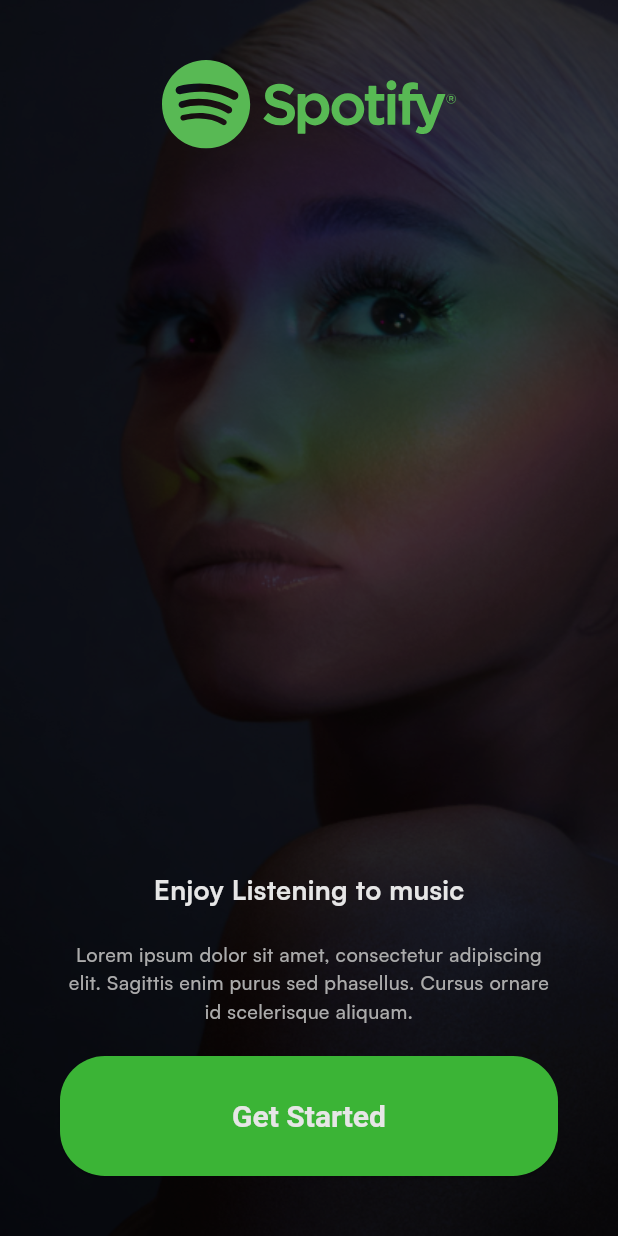
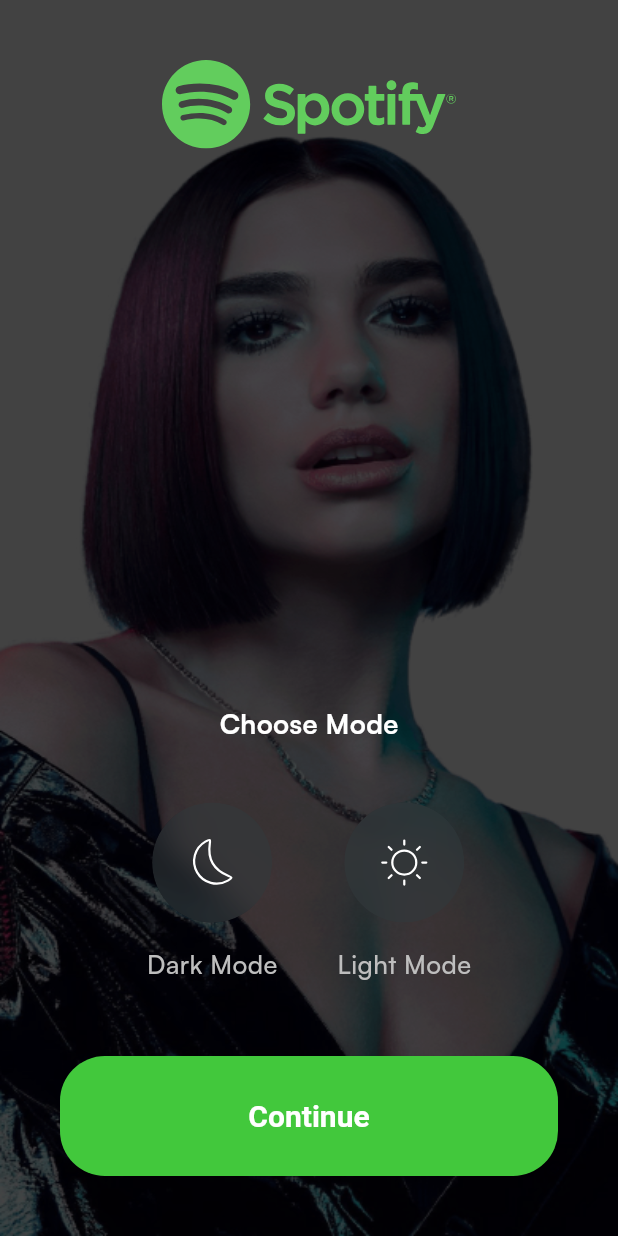
Before and after one commit to kydinh07/flutter-spotify-app, a Flutter app: the screen it shows after launch, after a tap on "Get Started", on a phone screen of 412 x 824 dp. Run offline on Flutter 3.47's test engine with Material 3 defaults, Android fonts, the phone set to English and light mode, and no system bars; our stand-ins replace flutter_svg.

Commit message:
choose mode ui

```diff
--- a/lib/core/configs/assets/app_images.dart
+++ b/lib/core/configs/assets/app_images.dart
@@ -4,4 +4,6 @@
 static const String basePath = 'assets/images/';
 
 static const String introBG = '${basePath}intro_bg.png';
+static const String chooseModeBG = '${basePath}choose_mode_bg.png';
+
 }
--- a/lib/core/configs/assets/app_vectors.dart
+++ b/lib/core/configs/assets/app_vectors.dart
@@ -5,5 +5,8 @@
 static const String format = '.svg';
 
 static const String logo = '${basePath}spotify_logo$format';
+static const String sun = '${basePath}sun$format';
+static const String moon = '${basePath}moon$format';
+
 
 }
--- /dev/null
+++ b/lib/presentation/choose_mode/pages/choose_mode.dart
@@ -0,0 +1,136 @@
+import 'dart:ui';
+
+import 'package:flutter/material.dart';
+import 'package:flutter_spotify_app/common/widgets/button/basic_app_button.dart';
+import 'package:flutter_spotify_app/core/configs/assets/app_images.dart';
+import 'package:flutter_spotify_app/core/configs/assets/app_vectors.dart';
+import 'package:flutter_spotify_app/core/configs/theme/app_colors.dart';
+import 'package:flutter_svg/svg.dart';
+
+class ChooseModePage extends StatelessWidget {
+  const ChooseModePage({super.key});
+
+  @override
+  Widget build(BuildContext context) {
+    return Scaffold(
+      body: Stack(
+        children: [
+          Container(
+            padding: EdgeInsets.symmetric(horizontal: 40, vertical: 40),
+            decoration: BoxDecoration(
+              image: DecorationImage(
+                fit: BoxFit.fill,
+                image: AssetImage(AppImages.chooseModeBG),
+              ),
+            ),
+          ),
+          Container(color: Colors.black.withValues(alpha: 0.10)),
+          Padding(
+            padding: const EdgeInsets.symmetric(vertical: 40, horizontal: 40),
+            child: Column(
+              children: [
+                Align(
+                  alignment: Alignment.topCenter,
+                  child: SvgPicture.asset(AppVectors.logo),
+                ),
+                Spacer(),
+                Text(
+                  'Choose Mode',
+                  style: TextStyle(
+                    fontWeight: FontWeight.bold,
+                    color: Colors.white,
+                    fontSize: 18,
+                  ),
+                ),
+                SizedBox(height: 40),
+                Row(
+                  mainAxisAlignment: MainAxisAlignment.center,
+                  children: [
+                    Column(
+                      children: [
+                        ClipOval(
+                          child: BackdropFilter(
+                            filter: ImageFilter.blur(sigmaX: 10, sigmaY: 10),
+                            child: Container(
+                              height: 80,
+                              width: 80,
+
+                              decoration: BoxDecoration(
+                                color: Color(0xff30393C).withValues(alpha: 0.5),
+                                shape: BoxShape.circle,
+                              ),
+                              child: SvgPicture.asset(
+                                AppVectors.moon,
+                                fit: BoxFit.none,
+                              ),
+                            ),
+                          ),
+                        ),
+                        SizedBox(height: 15),
+                        Text(
+                          'Dark Mode',
+                          style: TextStyle(
+                            fontWeight: FontWeight.w500,
+                            fontSize: 17,
+                            color: AppColors.grey,
+                          ),
+                        ),
+                      ],
+                    ),
+                    SizedBox(width: 40),
+                    Column(
+                      children: [
+                        ClipOval(
+                          child: BackdropFilter(
+                            filter: ImageFilter.blur(sigmaX: 10, sigmaY: 10),
+                            child: Container(
+                              height: 80,
+                              width: 80,
+
+                              decoration: BoxDecoration(
+                                color: Color(0xff30393C).withValues(alpha: 0.5),
+                                shape: BoxShape.circle,
+                              ),
+                              child: SvgPicture.asset(
+                                AppVectors.sun,
+                                fit: BoxFit.none,
+                              ),
+                            ),
+                          ),
+                        ),
+
+                        SizedBox(height: 15),
+                        Text(
+                          'Light Mode',
+                          style: TextStyle(
+                            fontWeight: FontWeight.w500,
+                            fontSize: 17,
+                            color: AppColors.grey,
+                          ),
+                        ),
+                      ],
+                    ),
+                  ],
+                ),
+                SizedBox(height: 50),
+                BasicAppButton(
+                  onPressed: () {
+                    // Navigator.push(
+                    //   context,
+                    //   MaterialPageRoute(
+                    //     builder:
+                    //         (BuildContext context) => const ChooseModePage(),
+                    //   ),
+                    // );
+                  },
+                  title: 'Continue',
+                  height: 80,
+                ),
+              ],
+            ),
+          ),
+        ],
+      ),
+    );
+  }
+}
--- a/lib/presentation/intro/pages/get_started.dart
+++ b/lib/presentation/intro/pages/get_started.dart
@@ -3,6 +3,7 @@
 import 'package:flutter_spotify_app/core/configs/assets/app_images.dart';
 import 'package:flutter_spotify_app/core/configs/assets/app_vectors.dart';
 import 'package:flutter_spotify_app/core/configs/theme/app_colors.dart';
+import 'package:flutter_spotify_app/presentation/choose_mode/pages/choose_mode.dart';
 import 'package:flutter_svg/flutter_svg.dart';
 
 class GetStartedPage extends StatelessWidget {
@@ -20,6 +21,13 @@
                 fit: BoxFit.fill,
                 image: AssetImage(AppImages.introBG),
               ),
+            ),
+          ),
+          Container(color: Colors.black.withValues(alpha: 0.10)),
+          Padding(
+            padding: const EdgeInsets.symmetric(
+              vertical: 40,
+              horizontal: 40
             ),
             child: Column(
               children: [
@@ -46,17 +54,23 @@
                   ),
                   textAlign: TextAlign.center,
                 ),
-                SizedBox(
-                  height: 20,
+                SizedBox(height: 20),
+                BasicAppButton(
+                  onPressed: () {
+                    Navigator.push(
+                      context,
+                      MaterialPageRoute(
+                        builder:
+                            (BuildContext context) => const ChooseModePage(),
+                      ),
+                    );
+                  },
+                  title: 'Get Started',
+                  height: 80,
                 ),
-                BasicAppButton(
-                  onPressed: (){},
-                  title: 'Get Started',
-                  height: 80)
               ],
             ),
           ),
-          Container(color: Colors.black.withValues(alpha: 0.10)),
         ],
       ),
     );
```
